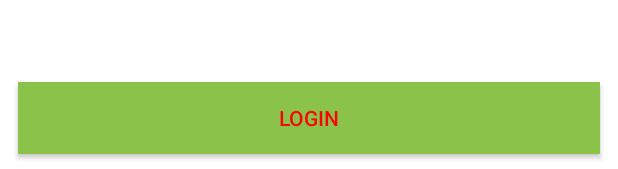
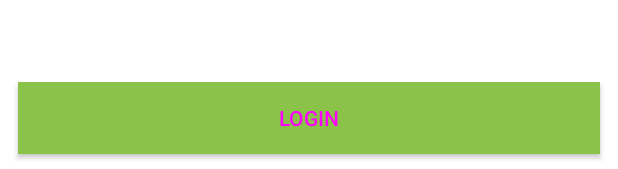
Before and after one commit to Estefania0701/Platzi-Music, an Android app: the layout activity_main.xml on its own in the app's theme, with its tools: preview values and no code run, on a phone screen of 412 x 824 dp. Shown: the part 1064-1233 px from the top of the screen. Run offline under Robolectric (Android 15) with nearby library versions, the phone set to English and light mode, and no system bars.

Commit message:
Modifico el archivo dimens.xml y ajusto los estilos

```diff
--- a/app/src/main/res/layout/activity_main.xml
+++ b/app/src/main/res/layout/activity_main.xml
@@ -3,16 +3,16 @@
     xmlns:app="http://schemas.android.com/apk/res-auto"
     android:layout_width="match_parent"
     android:layout_height="match_parent"
-    android:theme="@style/AppTheme.Red"
-    android:background="@android:color/white">
+    android:background="@android:color/white"
+    android:theme="@style/AppTheme.Red">
 
     <!-- Su borde derecho con el borde derecho del padre
      Su borde izquierdo con el izquierdo del padre
      Su borde superior con el superior del padre-->
     <ImageView
         android:id="@+id/ivLoginLogo"
-        android:layout_width="160dp"
-        android:layout_height="120dp"
+        android:layout_width="@dimen/width_logo"
+        android:layout_height="@dimen/height_logo"
         android:src="@drawable/logo"
         app:layout_constraintEnd_toEndOf="parent"
         app:layout_constraintStart_toStartOf="parent"
@@ -26,7 +26,6 @@
         style="@style/AppTheme.EditTextStyle"
         android:layout_width="0dp"
         android:layout_height="wrap_content"
-        android:layout_margin="12dp"
         android:drawableStart="@drawable/vector_person"
         android:hint="@string/hint_usuario"
         app:layout_constraintEnd_toEndOf="parent"
@@ -41,7 +40,6 @@
         style="@style/AppTheme.EditTextStyle"
         android:layout_width="0dp"
         android:layout_height="wrap_content"
-        android:layout_margin="12dp"
         android:drawableStart="@drawable/vector_lock"
         android:hint="@string/hint_password"
         app:layout_constraintEnd_toEndOf="parent"
@@ -55,7 +53,7 @@
         android:id="@+id/button"
         android:layout_width="0dp"
         android:layout_height="wrap_content"
-        android:layout_margin="12dp"
+        android:layout_margin="@dimen/margin_default"
         android:background="@color/colorPrimary"
         android:text="@string/button_login"
         app:layout_constraintBottom_toBottomOf="parent"
--- a/app/src/main/res/values/colors.xml
+++ b/app/src/main/res/values/colors.xml
@@ -9,4 +9,6 @@
     <color name="secondary_text">#757575</color>
     <color name="icons">#212121</color>
     <color name="divider">#BDBDBD</color>
+
+    <color name="red">#FFF00000</color>
 </resources>
--- a/app/src/main/res/values/dimens.xml
+++ b/app/src/main/res/values/dimens.xml
@@ -1,4 +1,8 @@
 <?xml version="1.0" encoding="utf-8"?>
 <resources>
     <dimen name="text_size">14sp</dimen>
+    <dimen name="width_logo">160dp</dimen>
+    <dimen name="height_logo">120dp</dimen>
+
+    <dimen name="margin_default">12dp</dimen>
 </resources>
--- a/app/src/main/res/values/styles.xml
+++ b/app/src/main/res/values/styles.xml
@@ -9,7 +9,7 @@
 
     <!-- Tema: texto rojo -->
     <style name="AppTheme.Red" parent="AppTheme">
-        <item name="android:textColor">#FFFF0000</item>
+        <item name="android:textColor">#FFFF00FF</item>
         <item name="android:gravity">center</item>
         <item name="android:layout_gravity">center</item>
     </style>
@@ -17,13 +17,24 @@
     <!-- Tema: texto rojo -->
     <style name="AppTheme.Green" parent="AppTheme">
         <item name="android:textColor">@color/colorPrimaryDark</item>
-        <item name="android:background">#FFFf0000</item>
+        <item name="android:background">@color/red</item>
     </style>
 
     <!-- Estilo para username y password-->
     <style name="AppTheme.EditTextStyle" parent="AppTheme">
         <item name="android:textSize">16sp</item>
         <item name="android:drawablePadding">12dp</item>
+        <item name="android:layout_margin">@dimen/margin_default</item>
     </style>
 
+    <!-- ORDEN DE APLICACIÓN
+    Si Android encuentra un tema lo aplica, pero si un elemento tiene un estilo
+    aplicará el estilo, pero si un elemento tiene un atributo único interno lo
+    va a referenciar primero
+    Por ej., si defino un fondo en el tema, pero un elemento como el texto tiene
+    su propio fondo, va a predominar este sobre el fondo del tema
+
+    elemento -> estilo -> tema
+    -->
+
 </resources>
```
